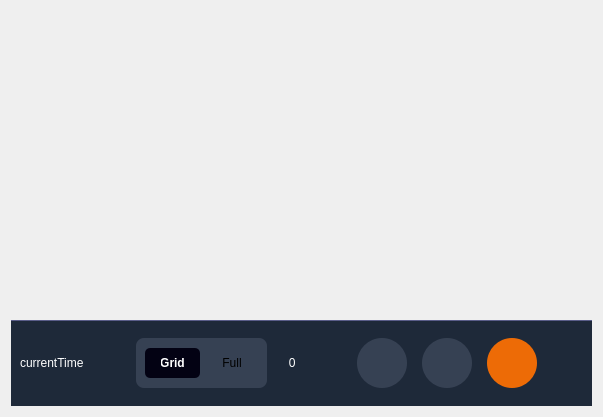
Above: meeting.ui from JustTALK-veda/Client_QT before the change. Below: the same form after it.
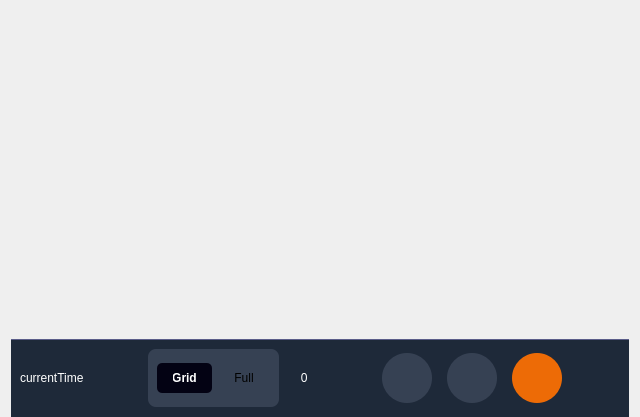
That is the form after the change. Icons and pictures are not drawn.

```diff
--- a/meeting.ui
+++ b/meeting.ui
@@ -6,7 +6,7 @@
    <rect>
     <x>0</x>
     <y>0</y>
-    <width>603</width>
+    <width>640</width>
     <height>417</height>
    </rect>
   </property>
@@ -14,6 +14,15 @@
    <string>Form</string>
   </property>
   <layout class="QVBoxLayout" name="verticalLayout">
+   <property name="spacing">
+    <number>2</number>
+   </property>
+   <property name="topMargin">
+    <number>0</number>
+   </property>
+   <property name="bottomMargin">
+    <number>0</number>
+   </property>
    <item>
     <widget class="QStackedWidget" name="stackedWidget"/>
    </item>
@@ -23,6 +32,12 @@
       <string notr="true">background-color: #1E2939; border-top: 1px solid #5A5D89;</string>
      </property>
      <layout class="QHBoxLayout" name="horizontalLayout_2">
+      <property name="topMargin">
+       <number>5</number>
+      </property>
+      <property name="bottomMargin">
+       <number>5</number>
+      </property>
       <item>
        <widget class="QLabel" name="currentTimeLabel">
         <property name="styleSheet">
@@ -58,6 +73,12 @@
          <property name="spacing">
           <number>15</number>
          </property>
+         <property name="topMargin">
+          <number>5</number>
+         </property>
+         <property name="bottomMargin">
+          <number>5</number>
+         </property>
          <item>
           <widget class="QWidget" name="viewmodeContainer" native="true">
            <property name="styleSheet">
```
